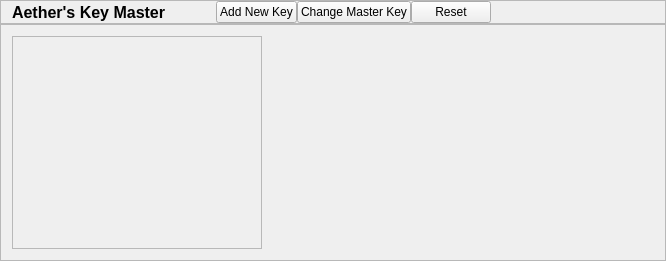
Qt form Aether Key Master/aether_key_master_core/KeysData/KeysDataParentWidget.ui (Aethermeister/Aether-Projects---Key-Master) before a commit.
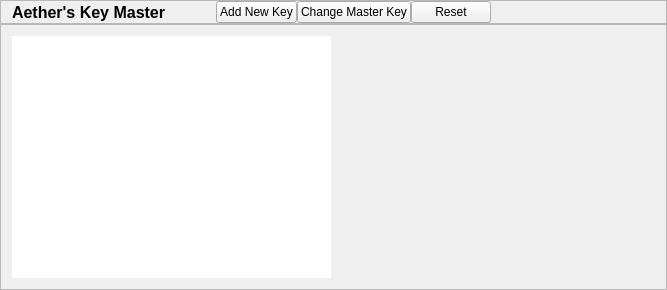
The same form after that commit. Custom widgets are drawn as their Qt base class.

Commit message:
KeyData listing and management added
After entering the valid Master Key the KeyData of the user is listed.
The listed elements are selectable.
The data of the selected KeyData is displayed on the UI where the KeyData can be managed

What changed in the file:
```diff
--- a/Aether Key Master/aether_key_master_core/KeysData/KeysDataParentWidget.ui
+++ b/Aether Key Master/aether_key_master_core/KeysData/KeysDataParentWidget.ui
@@ -6,13 +6,16 @@
    <rect>
     <x>0</x>
     <y>0</y>
-    <width>666</width>
-    <height>261</height>
+    <width>667</width>
+    <height>290</height>
    </rect>
   </property>
   <property name="windowTitle">
    <string>KeysDataParentWidget</string>
   </property>
+  <property name="styleSheet">
+   <string notr="true"/>
+  </property>
   <layout class="QGridLayout" name="gridLayout">
    <property name="leftMargin">
     <number>0</number>
@@ -165,50 +168,44 @@
       <enum>QFrame::Raised</enum>
      </property>
      <layout class="QGridLayout" name="gridLayout_2">
-      <item row="2" column="3">
-       <spacer name="horizontalSpacer_2">
-        <property name="orientation">
-         <enum>Qt::Horizontal</enum>
+      <item row="0" column="0">
+       <widget class="QListWidget" name="m_keys_listWidget">
+        <property name="sizePolicy">
+         <sizepolicy hsizetype="Expanding" vsizetype="Expanding">
+          <horstretch>0</horstretch>
+          <verstretch>0</verstretch>
+         </sizepolicy>
         </property>
-        <property name="sizeType">
-         <enum>QSizePolicy::Expanding</enum>
+        <property name="font">
+         <font>
+          <pointsize>10</pointsize>
+         </font>
         </property>
-        <property name="sizeHint" stdset="0">
-         <size>
-          <width>40</width>
-          <height>20</height>
-         </size>
+        <property name="focusPolicy">
+         <enum>Qt::NoFocus</enum>
         </property>
-       </spacer>
+        <property name="frameShape">
+         <enum>QFrame::NoFrame</enum>
+        </property>
+        <property name="selectionMode">
+         <enum>QAbstractItemView::SingleSelection</enum>
+        </property>
+        <property name="verticalScrollMode">
+         <enum>QAbstractItemView::ScrollPerPixel</enum>
+        </property>
+        <property name="horizontalScrollMode">
+         <enum>QAbstractItemView::ScrollPerPixel</enum>
+        </property>
+       </widget>
       </item>
-      <item row="2" column="0" colspan="3">
-       <widget class="QScrollArea" name="scrollArea">
+      <item row="0" column="1">
+       <widget class="aether_key_master_core::KeyDataWidget" name="m_keyData_widget" native="true">
         <property name="sizePolicy">
-         <sizepolicy hsizetype="Preferred" vsizetype="Expanding">
+         <sizepolicy hsizetype="Expanding" vsizetype="Preferred">
           <horstretch>0</horstretch>
           <verstretch>0</verstretch>
          </sizepolicy>
         </property>
-        <property name="minimumSize">
-         <size>
-          <width>250</width>
-          <height>0</height>
-         </size>
-        </property>
-        <property name="widgetResizable">
-         <bool>true</bool>
-        </property>
-        <widget class="QWidget" name="m_keysList_widget">
-         <property name="geometry">
-          <rect>
-           <x>0</x>
-           <y>0</y>
-           <width>248</width>
-           <height>214</height>
-          </rect>
-         </property>
-         <layout class="QVBoxLayout" name="m_keysList_layout"/>
-        </widget>
        </widget>
       </item>
      </layout>
@@ -217,6 +214,14 @@
   </layout>
  </widget>
  <layoutdefault spacing="6" margin="11"/>
+ <customwidgets>
+  <customwidget>
+   <class>aether_key_master_core::KeyDataWidget</class>
+   <extends>QWidget</extends>
+   <header>KeyDataWidget.h</header>
+   <container>1</container>
+  </customwidget>
+ </customwidgets>
  <resources>
   <include location="../Resources/Resource.qrc"/>
  </resources>
```
The commit also changes 20 other files.
